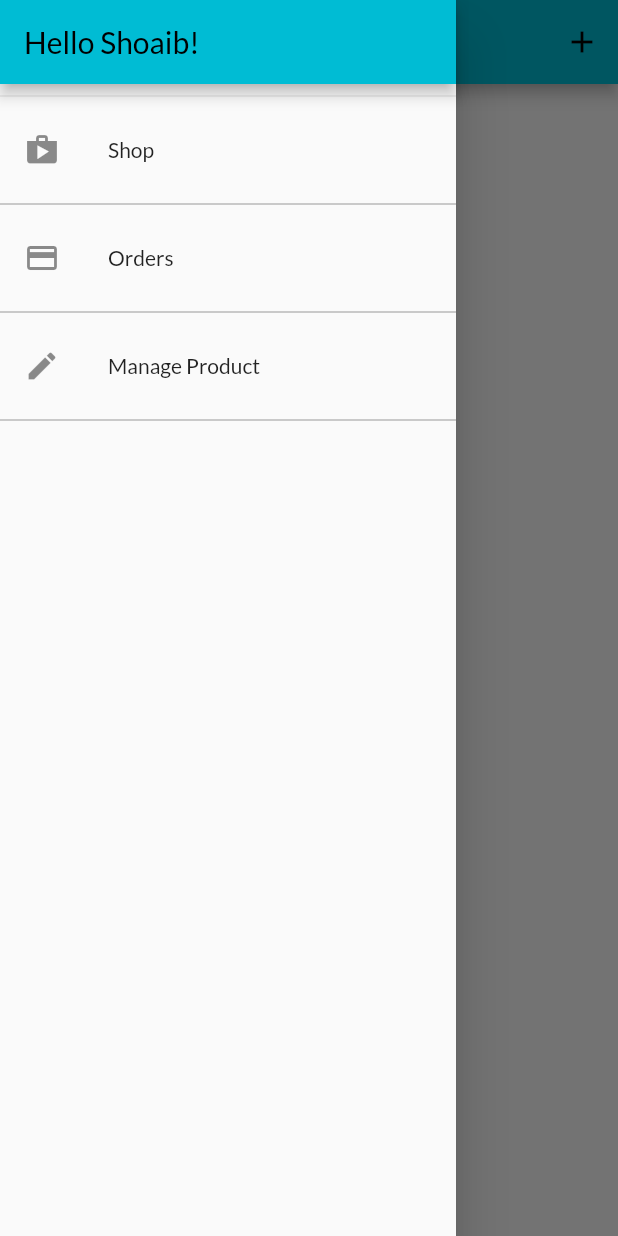
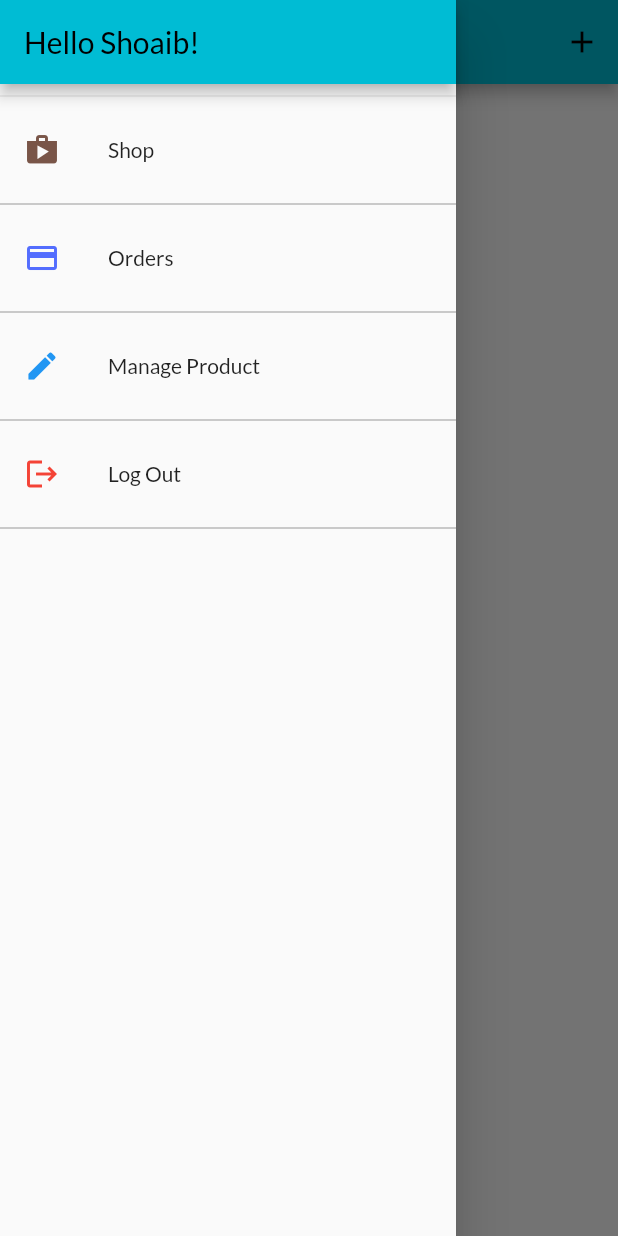
Before and after one commit to shoaib217/flutter_shopApp, a Flutter app: the UserProductScreen screen opened by its route, with the side drawer open, on a phone screen of 412 x 824 dp. Run offline on Flutter 3.47's test engine with Material 2 defaults, Android fonts, the phone set to English and light mode, and no system bars; our stand-ins replace shared_preferences; missing offline and left inert: dart:ffi; accounts and stored records are empty; network calls fail.

Commit message:
login & logout functionality added

```diff
--- a/lib/providers/products_provider.dart
+++ b/lib/providers/products_provider.dart
@@ -48,10 +48,11 @@ class Products with ChangeNotifier {
     return _items.where((element) => element.isFavorite == true).toList();
   }
 
-  Future<void>fetchData(String? token,String? userId) async{
+  Future<void>fetchData(String? token,String? userId,[filterUser = false]) async{
     print('token - $token');
+    final filterString = filterUser? 'orderBy="creatorId"&equalTo="$userId':'';
     var url = Uri.parse(
-        'https://shopapp-982d0-default-rtdb.firebaseio.com/products.json?auth=$token&orderBy="creatorId"&equalTo="$userId"');
+        'https://shopapp-982d0-default-rtdb.firebaseio.com/products.json?auth=$token&$filterString"');
     try{
       final response = await http.get(url);
       final extractData = json.decode(response.body) as Map<String,dynamic>;
--- a/lib/screens/auth_screen.dart
+++ b/lib/screens/auth_screen.dart
@@ -1,6 +1,7 @@
 import 'dart:convert';
 import 'dart:math';
 import 'package:provider/provider.dart';
+import 'package:shared_preferences/shared_preferences.dart';
 import 'package:shop_app/models/http_exception.dart';
 
 import '../providers/auth.dart';
--- a/lib/screens/user_product_screen.dart
+++ b/lib/screens/user_product_screen.dart
@@ -9,32 +9,48 @@ import '../providers/products_provider.dart';
 import '../widgets/user_product.dart';
 
 class UserProductScreen extends StatelessWidget {
+  Future<void> _refreshProduct(BuildContext context) async {
+    final token = Provider.of<Auth>(context, listen: false).token;
+    final userId = Provider.of<Auth>(context, listen: false).userId;
 
-Future<void> _refreshProduct(BuildContext context) async {
-      final token = Provider.of<Auth>(context,listen: false).token;
-      final userId = Provider.of<Auth>(context,listen: false).userId;
-
-await Provider.of<Products>(context,listen: false).fetchData(token,userId);
+    await Provider.of<Products>(context, listen: false)
+        .fetchData(token, userId, true);
   }
 
   @override
   Widget build(BuildContext context) {
-    final productData = Provider.of<Products>(context);
+    // final productData = Provider.of<Products>(context);
+    print('rebuiding....');
     return Scaffold(
       appBar: AppBar(
         title: const Text('Your Products'),
-        actions: [IconButton(onPressed: () => Navigator.of(context).pushNamed(MyApp.editProductScreen), icon: Icon(Icons.add))],
+        actions: [
+          IconButton(
+              onPressed: () =>
+                  Navigator.of(context).pushNamed(MyApp.editProductScreen),
+              icon: Icon(Icons.add))
+        ],
       ),
       drawer: AppDrawer(),
-      body: RefreshIndicator(
+      body: FutureBuilder(
+        future: _refreshProduct(context),
+        builder: ((ctx, snapshot) =>
+            snapshot.connectionState == ConnectionState.waiting
+                ? const Center(
+                    child: CircularProgressIndicator(),
+                  )
+                : RefreshIndicator(
                     onRefresh: () => _refreshProduct(context),
-        child: Padding(
+                    child: Consumer<Products>(
+                      builder: (context, productData, _) => Padding(
                         padding: const EdgeInsets.all(8),
                         child: ListView.builder(
                           itemBuilder: ((context, i) => Column(
                                 children: [
                                   UserProduct(
-                    productData.items[i].title, productData.items[i].imageUrl,productData.items[i].id.toString()),
+                                      productData.items[i].title,
+                                      productData.items[i].imageUrl,
+                                      productData.items[i].id.toString()),
                                   const Divider()
                                 ],
                               )),
@@ -42,6 +58,8 @@ await Provider.of<Products>(context,listen: false).fetchData(token,userId);
                         ),
                       ),
                     ),
+                  )),
+      ),
     );
   }
 }
--- a/lib/widgets/app_drawer.dart
+++ b/lib/widgets/app_drawer.dart
@@ -1,7 +1,9 @@
 import 'dart:math';
 
 import 'package:flutter/material.dart';
+import 'package:provider/provider.dart';
 import 'package:shop_app/main.dart';
+import 'package:shop_app/providers/auth.dart';
 
 class AppDrawer extends StatelessWidget {
 
@@ -16,21 +18,31 @@ class AppDrawer extends StatelessWidget {
           ),
           Divider(),
           ListTile(
-            leading: Icon(Icons.shop),
+            leading: Icon(Icons.shop,color: Colors.brown,),
             title: Text('Shop'),
             onTap: () =>  Navigator.of(context).pushReplacementNamed('/')
           ),
           Divider(thickness: 1,color: Colors.black26,),
           ListTile(
-            leading: Icon(Icons.payment),
+            leading: Icon(Icons.payment,color: Colors.indigoAccent,),
             title: Text('Orders'),
             onTap: () =>  Navigator.of(context).pushReplacementNamed(MyApp.orderScreen)
           ),
           Divider(thickness: 1,color: Colors.black26,),
           ListTile(
-            leading: Icon(Icons.edit),
+            leading: Icon(Icons.edit, color: Colors.blue,),
             title: Text('Manage Product'),
             onTap: () =>  Navigator.of(context).pushReplacementNamed(MyApp.userProductScreen)
+          ),
+          Divider(thickness: 1,color: Colors.black26,),
+          ListTile(
+            leading: Icon(Icons.logout,color: Colors.red,),
+            title: Text('Log Out'),
+            onTap: ()=> {
+              Navigator.of(context).pop(),
+              Navigator.of(context).pushReplacementNamed('/'),
+              Provider.of<Auth>(context,listen: false).logout()
+            }
           ),
           Divider(thickness: 1,color: Colors.black26,),
         ],
--- a/pubspec.yaml
+++ b/pubspec.yaml
@@ -39,6 +39,7 @@ dependencies:
   provider: ^6.0.3
   intl: ^0.17.0
   http: ^0.13.5
+  shared_preferences: ^2.0.15
 
 dev_dependencies:
   flutter_test:
```
Also changed, not shown: lib/main.dart (+10 -1 lines), lib/models/order.dart (+4 -4 lines), lib/providers/auth.dart (+56 -9 lines), lib/screens/cart_Screen.dart (+40 -7 lines), lib/screens/orders_screen.dart (+10 -4 lines), lib/screens/splash_screen.dart (added, +24 -0 lines), pubspec.lock, 1 other file. Lines whose indentation alone changed are shown as unchanged.
